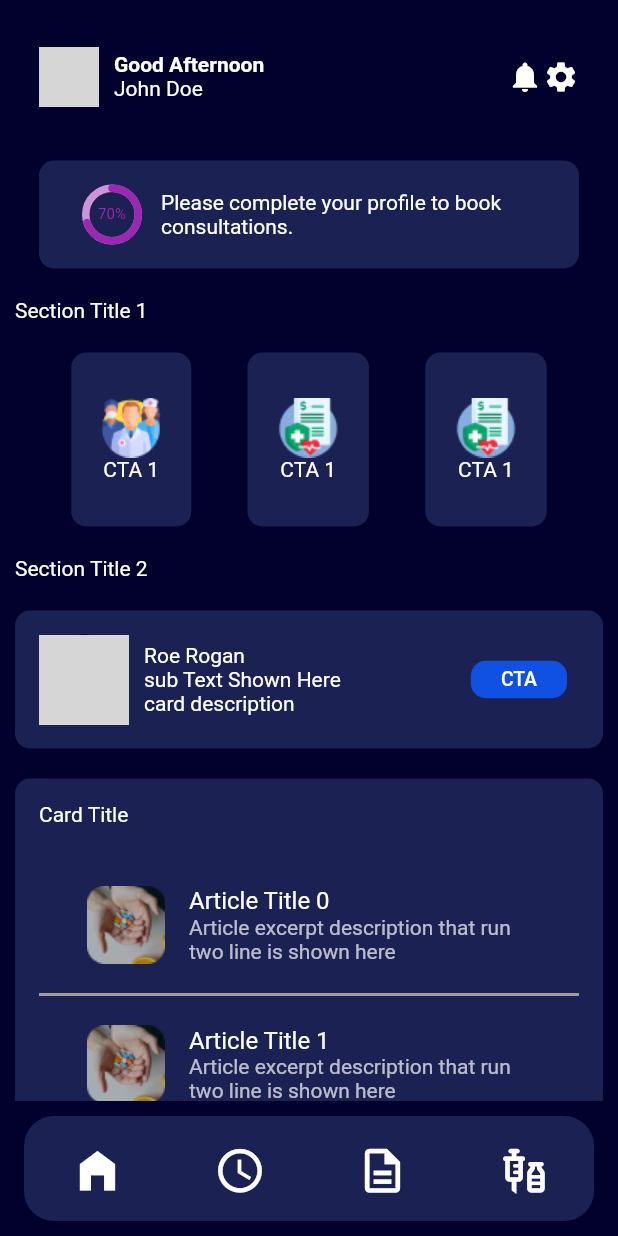
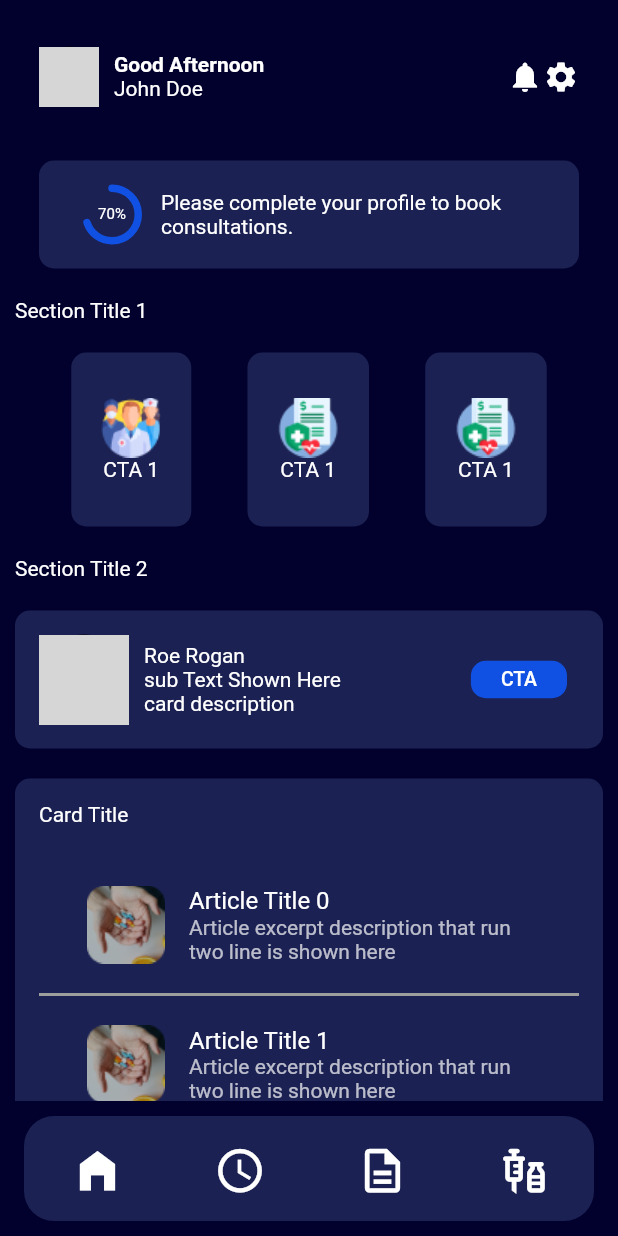
Before and after one commit to anujsinghrawat/flutter_application_1, a Flutter app: the screen it shows after launch, on a phone screen of 412 x 824 dp. Run offline on Flutter 3.47's test engine with Material 2 defaults, Android fonts, the phone set to English and light mode, and no system bars; drawn by our look-alikes of percent_indicator; network calls fail; grey boxes are pictures that could not be loaded.

Commit message:
Commit
Signed-off-by: Anuj Singh Rawat <84454648+anujsinghrawat@users.noreply.github.com>

```diff
--- a/lib/pages/home_page.dart
+++ b/lib/pages/home_page.dart
@@ -80,12 +80,12 @@ class _HomeState extends State<Home> {
                         radius: 20,
                         lineWidth: 5,
                         percent: 0.70,
-                        progressColor: Colors.purple,
-                        backgroundColor: Colors.purple.shade200,
+                        progressColor: Color(0xFF1051E3),
+                        backgroundColor: Color(0xFF1B2152),
                         circularStrokeCap: CircularStrokeCap.round,
                         center: Text(
                           "70%",
-                          style: TextStyle(fontSize: 10, color: Colors.purple),
+                          style: TextStyle(fontSize: 10, color: Colors.white),
                         ),
                       ),
                       Container(
```
